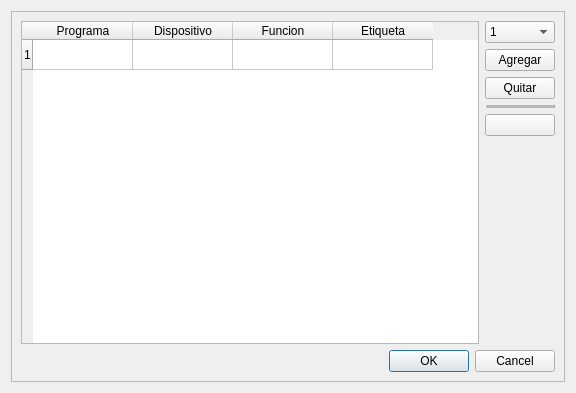
The window that src/tabla/guiTabla.ui (marcelo21/controlSoldadura-pc) describes before a commit, drawn with Qt 5.
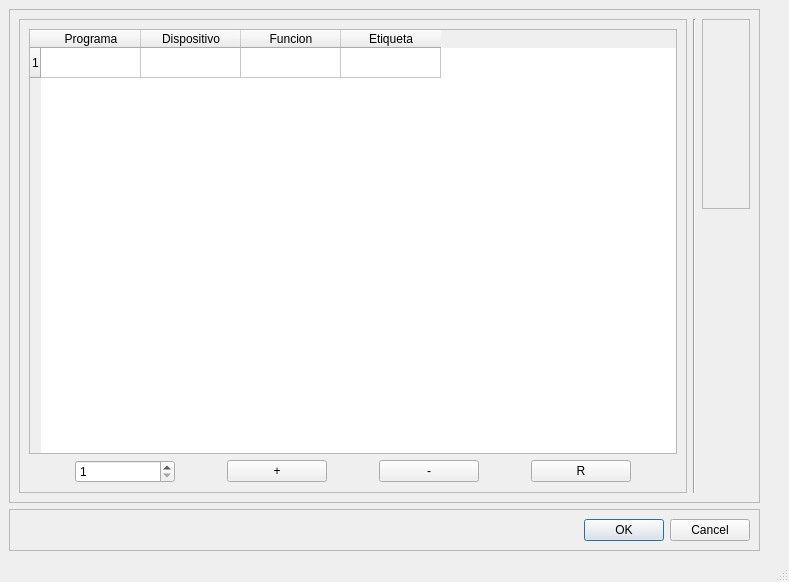
The same window after the commit. Icons and pictures are not drawn.

Commit message: se agrego un mapa de programas para que sea mas facil su visualizacion

The edit to the form file:
```diff
--- a/src/tabla/guiTabla.ui
+++ b/src/tabla/guiTabla.ui
@@ -1,13 +1,13 @@
 <?xml version="1.0" encoding="UTF-8"?>
 <ui version="4.0">
- <class>Dialog</class>
- <widget class="QDialog" name="Dialog">
+ <class>MainWindow</class>
+ <widget class="QMainWindow" name="MainWindow">
   <property name="geometry">
    <rect>
     <x>0</x>
     <y>0</y>
-    <width>576</width>
-    <height>393</height>
+    <width>789</width>
+    <height>582</height>
    </rect>
   </property>
   <property name="windowTitle">
@@ -17,11 +17,9 @@
    <iconset>
     <normaloff>../../iconos/ic_lista.svg</normaloff>../../iconos/ic_lista.svg</iconset>
   </property>
-  <property name="modal">
-   <bool>true</bool>
-  </property>
-  <layout class="QVBoxLayout" name="verticalLayout">
-   <item>
+  <widget class="QWidget" name="centralwidget">
+   <layout class="QGridLayout" name="gridLayout_6">
+    <item row="0" column="0">
     <widget class="QFrame" name="frame">
      <property name="frameShape">
       <enum>QFrame::StyledPanel</enum>
@@ -29,9 +27,24 @@
      <property name="frameShadow">
       <enum>QFrame::Raised</enum>
      </property>
-     <layout class="QGridLayout" name="gridLayout">
-      <item row="5" column="1">
-       <spacer name="verticalSpacer">
+      <layout class="QGridLayout" name="gridLayout_2">
+       <item row="0" column="6" rowspan="2">
+        <widget class="QFrame" name="frame_3">
+         <property name="frameShape">
+          <enum>QFrame::StyledPanel</enum>
+         </property>
+         <property name="frameShadow">
+          <enum>QFrame::Raised</enum>
+         </property>
+         <layout class="QGridLayout" name="gridLayout_3">
+          <item row="0" column="0">
+           <layout class="QGridLayout" name="gridLayout"/>
+          </item>
+         </layout>
+        </widget>
+       </item>
+       <item row="2" column="6" rowspan="3">
+        <spacer name="verticalSpacer_2">
         <property name="orientation">
          <enum>Qt::Vertical</enum>
         </property>
@@ -43,86 +56,97 @@
         </property>
        </spacer>
       </item>
-      <item row="0" column="1">
-       <widget class="QComboBox" name="combo_100">
-        <property name="minimumSize">
-         <size>
-          <width>70</width>
-          <height>0</height>
-         </size>
-        </property>
-        <property name="maximumSize">
-         <size>
-          <width>70</width>
-          <height>16777215</height>
-         </size>
-        </property>
-        <item>
-         <property name="text">
-          <string>1</string>
-         </property>
-        </item>
-        <item>
-         <property name="text">
-          <string>10</string>
+       <item row="0" column="5" rowspan="5">
+        <widget class="Line" name="line">
+         <property name="orientation">
+          <enum>Qt::Vertical</enum>
+         </property>
+        </widget>
+       </item>
+       <item row="0" column="0" rowspan="5" colspan="5">
+        <widget class="QFrame" name="frame_2">
+         <property name="frameShape">
+          <enum>QFrame::StyledPanel</enum>
          </property>
-        </item>
-        <item>
-         <property name="text">
-          <string>100</string>
+         <property name="frameShadow">
+          <enum>QFrame::Raised</enum>
          </property>
-        </item>
-       </widget>
-      </item>
-      <item row="2" column="1">
-       <widget class="QPushButton" name="btn_101">
-        <property name="minimumSize">
+         <layout class="QGridLayout" name="gridLayout_4">
+          <item row="1" column="0">
+           <spacer name="horizontalSpacer">
+            <property name="orientation">
+             <enum>Qt::Horizontal</enum>
+            </property>
+            <property name="sizeHint" stdset="0">
          <size>
-          <width>70</width>
-          <height>0</height>
-         </size>
-        </property>
-        <property name="maximumSize">
+              <width>40</width>
+              <height>20</height>
+             </size>
+            </property>
+           </spacer>
+          </item>
+          <item row="1" column="8">
+           <spacer name="horizontalSpacer_2">
+            <property name="orientation">
+             <enum>Qt::Horizontal</enum>
+            </property>
+            <property name="sizeHint" stdset="0">
          <size>
-          <width>70</width>
-          <height>16777215</height>
-         </size>
-        </property>
-        <property name="text">
-         <string>Quitar</string>
-        </property>
-       </widget>
+              <width>40</width>
+              <height>20</height>
+             </size>
+            </property>
+           </spacer>
       </item>
       <item row="1" column="1">
-       <widget class="QPushButton" name="btn_100">
+           <widget class="QSpinBox" name="caja_100">
         <property name="minimumSize">
          <size>
-          <width>70</width>
+              <width>100</width>
           <height>0</height>
          </size>
         </property>
         <property name="maximumSize">
          <size>
-          <width>70</width>
+              <width>100</width>
           <height>16777215</height>
          </size>
         </property>
-        <property name="text">
-         <string>Agregar</string>
-        </property>
-       </widget>
-      </item>
-      <item row="6" column="0" colspan="2">
-       <widget class="QDialogButtonBox" name="buttonBox">
+            <property name="minimum">
+             <number>1</number>
+            </property>
+            <property name="maximum">
+             <number>9999</number>
+            </property>
+           </widget>
+          </item>
+          <item row="1" column="2">
+           <spacer name="horizontalSpacer_3">
         <property name="orientation">
          <enum>Qt::Horizontal</enum>
         </property>
-        <property name="standardButtons">
-         <set>QDialogButtonBox::Cancel|QDialogButtonBox::Ok</set>
-        </property>
-       </widget>
-      </item>
-      <item row="0" column="0" rowspan="6">
+            <property name="sizeHint" stdset="0">
+             <size>
+              <width>40</width>
+              <height>20</height>
+             </size>
+            </property>
+           </spacer>
+          </item>
+          <item row="1" column="4">
+           <spacer name="horizontalSpacer_4">
+            <property name="orientation">
+             <enum>Qt::Horizontal</enum>
+            </property>
+            <property name="sizeHint" stdset="0">
+             <size>
+              <width>40</width>
+              <height>20</height>
+             </size>
+            </property>
+           </spacer>
+          </item>
+          <item row="0" column="0" colspan="9">
        <widget class="QTableWidget" name="table_100">
         <row>
          <property name="text">
@@ -151,49 +175,127 @@
         </column>
        </widget>
       </item>
-      <item row="4" column="1">
-       <widget class="QPushButton" name="btn_102">
+          <item row="1" column="7">
+           <widget class="QPushButton" name="pushButton_3">
         <property name="minimumSize">
          <size>
-          <width>70</width>
+              <width>100</width>
           <height>0</height>
          </size>
         </property>
         <property name="maximumSize">
          <size>
-          <width>70</width>
+              <width>100</width>
           <height>16777215</height>
          </size>
         </property>
         <property name="text">
-         <string/>
-        </property>
-        <property name="icon">
-         <iconset>
-          <normaloff>../../iconos/ic_actualizar.svg</normaloff>../../iconos/ic_actualizar.svg</iconset>
-        </property>
-       </widget>
-      </item>
-      <item row="3" column="1">
-       <widget class="Line" name="line">
+             <string>R</string>
+            </property>
+           </widget>
+          </item>
+          <item row="1" column="3">
+           <widget class="QPushButton" name="btn_100">
+            <property name="minimumSize">
+             <size>
+              <width>100</width>
+              <height>0</height>
+             </size>
+            </property>
+            <property name="maximumSize">
+             <size>
+              <width>100</width>
+              <height>16777215</height>
+             </size>
+            </property>
+            <property name="text">
+             <string>+</string>
+            </property>
+           </widget>
+          </item>
+          <item row="1" column="5">
+           <widget class="QPushButton" name="btn_101">
+            <property name="minimumSize">
+             <size>
+              <width>100</width>
+              <height>0</height>
+             </size>
+            </property>
+            <property name="maximumSize">
+             <size>
+              <width>100</width>
+              <height>16777215</height>
+             </size>
+            </property>
+            <property name="text">
+             <string>-</string>
+            </property>
+           </widget>
+          </item>
+          <item row="1" column="6">
+           <spacer name="horizontalSpacer_5">
+            <property name="orientation">
+             <enum>Qt::Horizontal</enum>
+            </property>
+            <property name="sizeHint" stdset="0">
+             <size>
+              <width>40</width>
+              <height>20</height>
+             </size>
+            </property>
+           </spacer>
+          </item>
+         </layout>
+        </widget>
+       </item>
+      </layout>
+     </widget>
+    </item>
+    <item row="1" column="0">
+     <widget class="QFrame" name="frame_4">
+      <property name="frameShape">
+       <enum>QFrame::StyledPanel</enum>
+      </property>
         <property name="frameShadow">
          <enum>QFrame::Raised</enum>
         </property>
-        <property name="lineWidth">
-         <number>1</number>
-        </property>
-        <property name="midLineWidth">
-         <number>10</number>
-        </property>
+      <layout class="QGridLayout" name="gridLayout_5">
+       <item row="0" column="0">
+        <widget class="QDialogButtonBox" name="buttonBox">
+         <property name="standardButtons">
+          <set>QDialogButtonBox::Cancel|QDialogButtonBox::Ok</set>
+         </property>
+        </widget>
+       </item>
+      </layout>
+     </widget>
+    </item>
+    <item row="0" column="1">
+     <spacer name="verticalSpacer">
         <property name="orientation">
-         <enum>Qt::Horizontal</enum>
-        </property>
-       </widget>
+       <enum>Qt::Vertical</enum>
+      </property>
+      <property name="sizeHint" stdset="0">
+       <size>
+        <width>20</width>
+        <height>40</height>
+       </size>
+      </property>
+     </spacer>
       </item>
      </layout>
     </widget>
-   </item>
-  </layout>
+  <widget class="QMenuBar" name="menubar">
+   <property name="geometry">
+    <rect>
+     <x>0</x>
+     <y>0</y>
+     <width>789</width>
+     <height>21</height>
+    </rect>
+   </property>
+  </widget>
+  <widget class="QStatusBar" name="statusbar"/>
  </widget>
  <resources/>
  <connections>
```
Left out of the diff: 37 changed lines with no effect on the pictures. Lines whose indentation alone changed are shown as unchanged. The commit also changes 1 other file.
